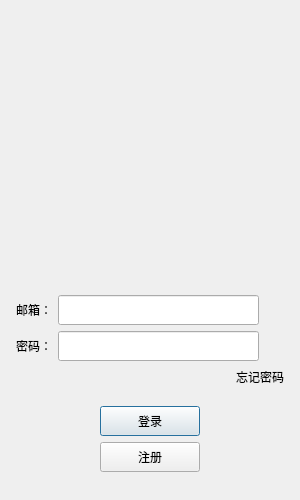
Before: the Qt Designer form Client/logindialog.ui in Stan-Vincent/HChat-demo, drawn with Qt 5.
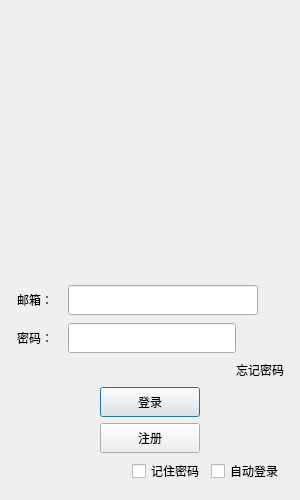
After: the same form once the commit is applied. Custom widgets are drawn as their Qt base class.

Patch:
```diff
--- a/Client/logindialog.ui
+++ b/Client/logindialog.ui
@@ -107,12 +107,24 @@
       </spacer>
      </item>
      <item>
-      <layout class="QHBoxLayout" name="horizontalLayout_2">
+      <layout class="QHBoxLayout" name="horizontalLayout_2" stretch="2,9,1">
+       <property name="leftMargin">
+        <number>1</number>
+       </property>
+       <property name="topMargin">
+        <number>1</number>
+       </property>
+       <property name="rightMargin">
+        <number>1</number>
+       </property>
+       <property name="bottomMargin">
+        <number>1</number>
+       </property>
        <item>
         <widget class="QLabel" name="email_lb">
          <property name="minimumSize">
           <size>
-           <width>0</width>
+           <width>45</width>
            <height>25</height>
           </size>
          </property>
@@ -162,12 +174,24 @@
       </layout>
      </item>
      <item>
-      <layout class="QHBoxLayout" name="horizontalLayout_3">
+      <layout class="QHBoxLayout" name="horizontalLayout_3" stretch="2,8,1,1">
+       <property name="leftMargin">
+        <number>1</number>
+       </property>
+       <property name="topMargin">
+        <number>1</number>
+       </property>
+       <property name="rightMargin">
+        <number>1</number>
+       </property>
+       <property name="bottomMargin">
+        <number>1</number>
+       </property>
        <item>
         <widget class="QLabel" name="pass_label">
          <property name="minimumSize">
           <size>
-           <width>0</width>
+           <width>45</width>
            <height>25</height>
           </size>
          </property>
@@ -186,7 +210,7 @@
         <widget class="QLineEdit" name="pass_edit">
          <property name="minimumSize">
           <size>
-           <width>0</width>
+           <width>165</width>
            <height>30</height>
           </size>
          </property>
@@ -198,13 +222,32 @@
          </property>
         </widget>
        </item>
+       <item>
+        <widget class="ClickedLabel" name="pass_visible">
+         <property name="minimumSize">
+          <size>
+           <width>20</width>
+           <height>20</height>
+          </size>
+         </property>
+         <property name="maximumSize">
+          <size>
+           <width>20</width>
+           <height>20</height>
+          </size>
+         </property>
+         <property name="text">
+          <string/>
+         </property>
+        </widget>
+       </item>
        <item>
         <spacer name="horizontalSpacer_7">
          <property name="orientation">
           <enum>Qt::Horizontal</enum>
          </property>
          <property name="sizeType">
-          <enum>QSizePolicy::Fixed</enum>
+          <enum>QSizePolicy::Expanding</enum>
          </property>
          <property name="sizeHint" stdset="0">
           <size>
@@ -339,6 +382,37 @@
        </item>
       </layout>
      </item>
+     <item>
+      <layout class="QHBoxLayout" name="horizontalLayout_chk">
+       <item>
+        <spacer name="horizontalSpacer_chk">
+         <property name="orientation">
+          <enum>Qt::Horizontal</enum>
+         </property>
+         <property name="sizeHint" stdset="0">
+          <size>
+           <width>40</width>
+           <height>20</height>
+          </size>
+         </property>
+        </spacer>
+       </item>
+       <item>
+        <widget class="QCheckBox" name="remember_pwd_chk">
+         <property name="text">
+          <string>记住密码</string>
+         </property>
+        </widget>
+       </item>
+       <item>
+        <widget class="QCheckBox" name="auto_login_chk">
+         <property name="text">
+          <string>自动登录</string>
+         </property>
+        </widget>
+       </item>
+      </layout>
+     </item>
      <item>
       <spacer name="verticalSpacer">
        <property name="orientation">
```
Left out of the diff: 2 changed lines with no effect on the pictures.
